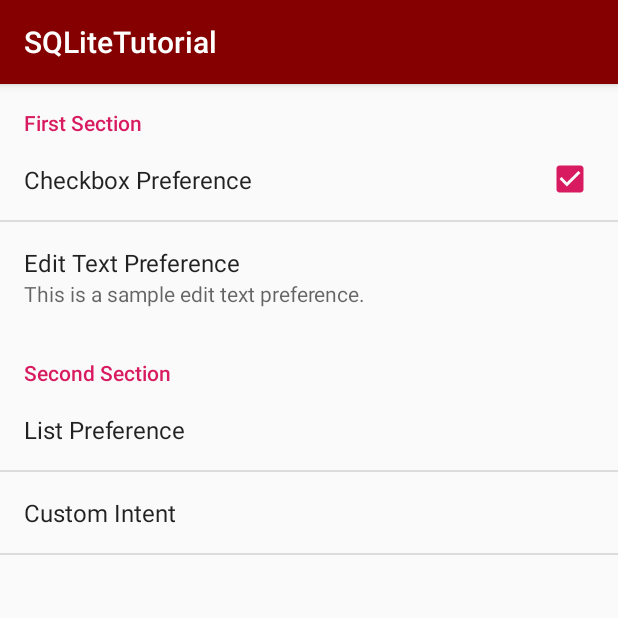
After one commit to daidv2/android-sqlite-example1, an Android app: the fragment PreferenceFragmentSample shown on its own in the app's theme, on a phone screen of 412 x 824 dp, the top half of it. The commit adds this screen. Run offline under Robolectric (Android 15) with nearby library versions, the phone set to English and light mode, and no system bars.

Commit message:
b34: ListFragment;   DialogFragment;   PreferenceFragment;   WebViewFragment

```diff
--- a/app/build.gradle
+++ b/app/build.gradle
@@ -22,9 +22,11 @@ dependencies {
     implementation fileTree(dir: 'libs', include: ['*.jar'])
     implementation 'com.android.support:appcompat-v7:28.0.0'
     implementation 'com.android.support.constraint:constraint-layout:1.1.3'
+    implementation 'com.android.support:support-v4:28.0.0'
     testImplementation 'junit:junit:4.12'
     androidTestImplementation 'com.android.support.test:runner:1.0.2'
     androidTestImplementation 'com.android.support.test.espresso:espresso-core:3.0.2'
     implementation 'com.android.support:design:28.0.0'
     compile 'com.google.code.gson:gson:2.4'
+    //implementation 'androidx.preference:preference:1.1.0'
 }
--- a/app/src/main/AndroidManifest.xml
+++ b/app/src/main/AndroidManifest.xml
@@ -3,6 +3,7 @@
     package="net.xuanthulab.sqlitetutorial">
 
     <uses-permission android:name="android.permission.WRITE_EXTERNAL_STORAGE" />
+    <uses-permission android:name="android.permission.INTERNET"/>
 
     <application
         android:allowBackup="true"
--- /dev/null
+++ b/app/src/main/java/net/xuanthulab/sqlitetutorial/fragments/PreferenceFragmentSample.java
@@ -0,0 +1,26 @@
+package net.xuanthulab.sqlitetutorial.fragments;
+
+import android.os.Bundle;
+import android.preference.PreferenceFragment;
+import android.support.annotation.Nullable;
+import android.support.v4.app.Fragment;
+
+import net.xuanthulab.sqlitetutorial.R;
+
+/**
+ * A simple {@link Fragment} subclass.
+ * create an instance of this fragment.
+ */
+public class PreferenceFragmentSample extends PreferenceFragment {
+
+    public PreferenceFragmentSample() {
+        // Required empty public constructor
+    }
+
+    @Override
+    public void onCreate(@Nullable Bundle savedInstanceState) {
+        super.onCreate(savedInstanceState);
+
+        addPreferencesFromResource(R.xml.preferences);
+    }
+}
--- a/app/src/main/res/values/dimens.xml
+++ b/app/src/main/res/values/dimens.xml
@@ -9,4 +9,5 @@
     <dimen name="navigation_header_height">160dp</dimen>
     <dimen name="navigation_item_height">48dp</dimen>
     <dimen name="navigation_item_icon_size">24dp</dimen>
+    <dimen name="text_margin">16dp</dimen>
 </resources>
--- a/app/src/main/res/values/strings.xml
+++ b/app/src/main/res/values/strings.xml
@@ -11,4 +11,19 @@
     <string name="mainscreen_empty_note">Your note list is empty, let start to create your first note now</string>
     <string name="navigation_drawer_open" translatable="false">Open navigation drawer</string>
     <string name="navigation_drawer_close" translatable="false">Close navigation drawer</string>
+    <!-- TODO: Remove or change this placeholder text -->
+    <string name="hello_blank_fragment">Hello blank fragment</string>
+
+    <!-- PreferenceFragment -->
+    <string-array name="entries_list_preference">
+        <item>Entry 1</item>
+        <item>Entry 2</item>
+        <item>Entry 3</item>
+    </string-array>
+
+    <string-array name="entryvalues_list_preference">
+        <item>Value 1</item>
+        <item>Value 2</item>
+        <item>Value 3</item>
+    </string-array>
 </resources>
--- /dev/null
+++ b/app/src/main/res/xml/preferences.xml
@@ -0,0 +1,39 @@
+<?xml version="1.0" encoding="utf-8"?>
+<PreferenceScreen xmlns:android="http://schemas.android.com/apk/res/android">
+    <PreferenceCategory
+        android:title="First Section" >
+
+        <CheckBoxPreference
+            android:key="checkbox_preference"
+            android:title="Checkbox Preference"
+            android:defaultValue="true" />
+
+        <EditTextPreference
+            android:key="edittext_preference"
+            android:title="Edit Text Preference"
+            android:summary="This is a sample edit text preference."
+            android:dialogTitle="Dialog Edit Text Preference"
+            android:dependency="checkbox_preference" />
+
+    </PreferenceCategory>
+
+    <PreferenceCategory
+        android:title="Second Section" >
+
+        <ListPreference
+            android:key="list_preference"
+            android:title="List Preference"
+            android:dialogTitle="Dialog List Preference"
+            android:entries="@array/entries_list_preference"
+            android:entryValues="@array/entryvalues_list_preference" />
+
+        <Preference
+            android:title="Custom Intent" >
+
+            <intent android:action="android.intent.action.VIEW"
+                android:data="https://yellowcodebooks.com/" />
+
+        </Preference>
+
+    </PreferenceCategory>
+</PreferenceScreen>
```
Also changed, not shown: app/src/main/java/net/xuanthulab/sqlitetutorial/activities/ActionBar.java (+13 -0 lines), app/src/main/java/net/xuanthulab/sqlitetutorial/activities/ContactActivity.java (+15 -2 lines), app/src/main/java/net/xuanthulab/sqlitetutorial/fragments/AboutHelpFragment.java (added, +52 -0 lines), app/src/main/java/net/xuanthulab/sqlitetutorial/fragments/DialogFragmentSample.java (added, +30 -0 lines), app/src/main/java/net/xuanthulab/sqlitetutorial/fragments/ListFragmentSample.java (added, +44 -0 lines), app/src/main/res/layout/activity_action_bar.xml (+13 -26 lines), app/src/main/res/layout/activity_contact.xml (+11 -0 lines), app/src/main/res/layout/fragment_dialog_fragment_sample.xml (added, +14 -0 lines), app/src/main/res/layout/fragment_list_fragment_sample.xml (added, +19 -0 lines), app/src/main/res/layout/fragment_preference_sample.xml (added, +14 -0 lines).
